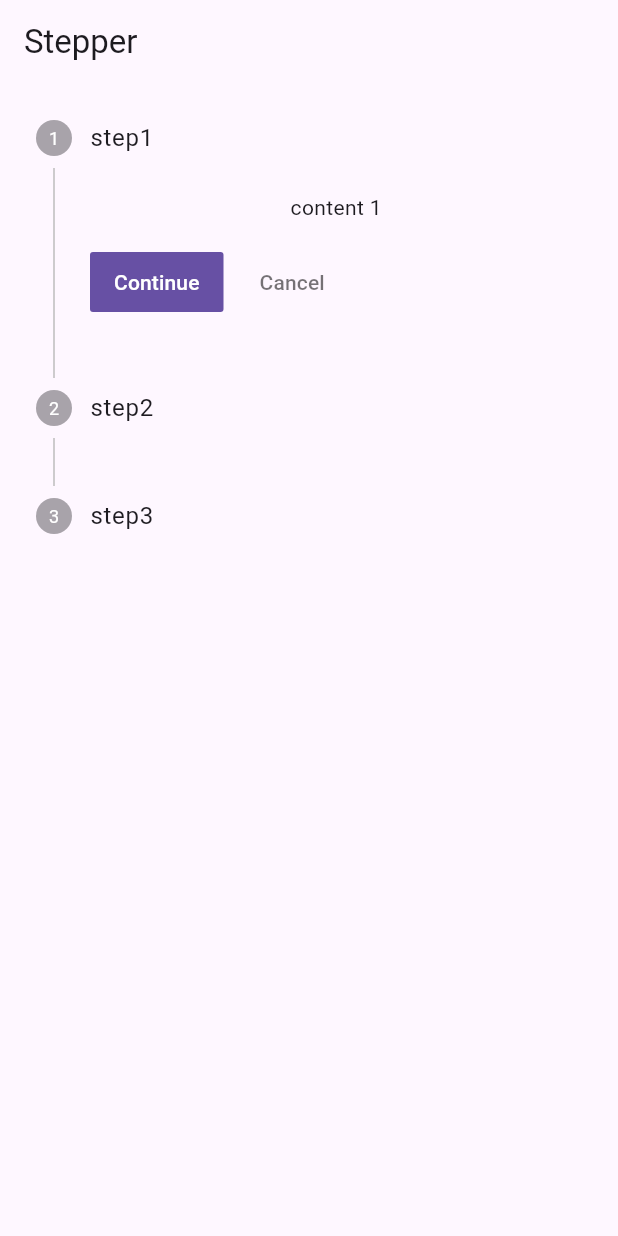
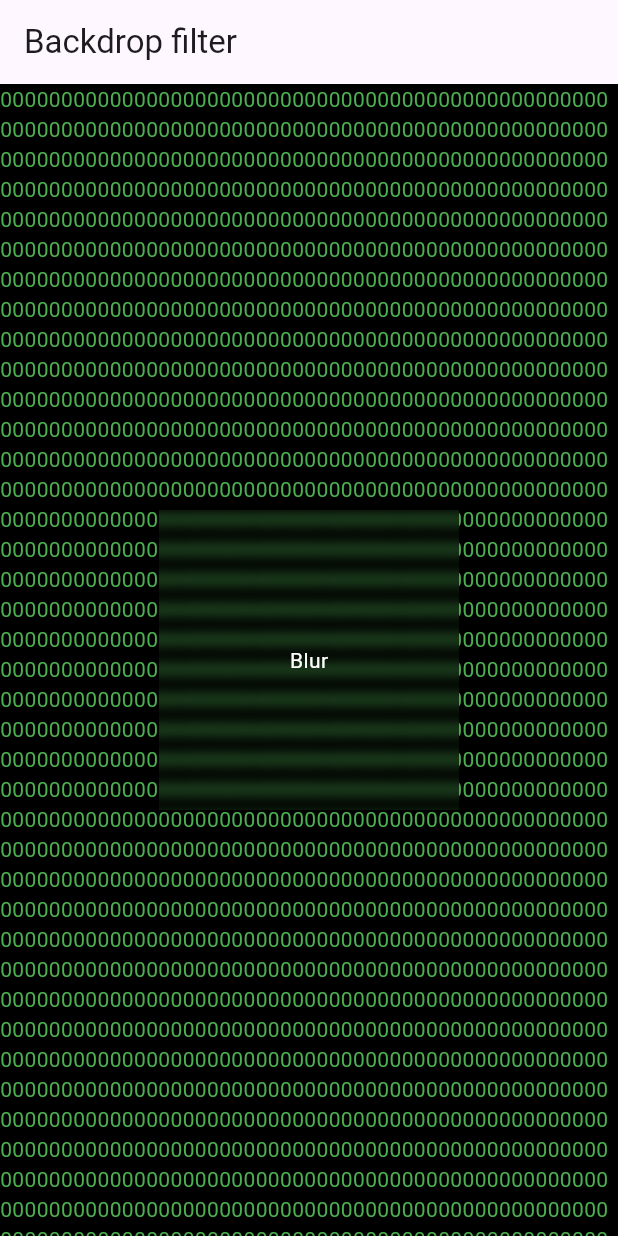
Before and after one commit to alishermamirov/flutter_widgets, a Flutter app: the screen it shows after launch, on a phone screen of 412 x 824 dp. Run offline on Flutter 3.47's test engine with Material 3 defaults, Android fonts, the phone set to English and light mode, and no system bars.

Commit message:
backdrop filter added

```diff
--- /dev/null
+++ b/lib/backdropfilter.dart
@@ -0,0 +1,44 @@
+import 'dart:ui';
+
+import 'package:flutter/material.dart';
+
+class Backdropfilter extends StatelessWidget {
+  const Backdropfilter({super.key});
+
+  @override
+  Widget build(BuildContext context) {
+    return Scaffold(
+      backgroundColor: Colors.black,
+      appBar: AppBar(
+        title: const Text("Backdrop filter"),
+      ),
+      body: Stack(
+        children: [
+          Text(
+            "0" * 10000,
+            style: const TextStyle(color: Colors.green),
+          ),
+          Center(
+            child: ClipRect(
+              child: BackdropFilter(
+                filter: ImageFilter.blur(sigmaX: 4.0, sigmaY: 4.0),
+                child: SizedBox(
+                  width: 200,
+                  height: 200,
+                  child: const Center(
+                    child: Text(
+                      "Blur",
+                      style: TextStyle(
+                        color: Colors.white,
+                      ),
+                    ),
+                  ),
+                ),
+              ),
+            ),
+          ),
+        ],
+      ),
+    );
+  }
+}
--- a/lib/main.dart
+++ b/lib/main.dart
@@ -1,6 +1,6 @@
 import 'package:flutter/material.dart';
+import 'package:flutter_widgets/backdropfilter.dart';
 import 'package:flutter_widgets/stepper_widget.dart';
-
 
 void main() {
   runApp(const MyApp());
@@ -13,7 +13,7 @@ class MyApp extends StatelessWidget {
   Widget build(BuildContext context) {
     return MaterialApp(
       debugShowCheckedModeBanner: false,
-      home: StepperWidget(),
+      home: Backdropfilter(),
     );
   }
 }
--- a/lib/stepper_widget.dart
+++ b/lib/stepper_widget.dart
@@ -13,38 +13,40 @@ class _StepperWidgetState extends State<StepperWidget> {
   Widget build(BuildContext context) {
     return Scaffold(
       appBar: AppBar(
-        title: Text("Stepper"),
+        title: const Text("Stepper"),
       ),
-      body: Stepper(
-        steps: [
-          Step(
-            title: Text("step1"),
-            content: Text("content 1"),
-          ),
-          Step(
-            title: Text("step2"),
-            content: Text("content 2"),
-          ),
-          Step(
-            title: Text("step3"),
-            content: Text("content 3"),
-          ),
-        ],
-        currentStep: currentIndex,
-        onStepContinue: () {
-          if (currentIndex != 2) {
-            setState(() {
-              currentIndex++;
-            });
-          }
-        },onStepCancel: () {
-          if (currentIndex != 0) {
-            setState(() {
-              currentIndex--;
-            });
-          }
-        },
-      ),
+      // body: Stepper(
+      //   steps: const [
+      //     Step(
+      //       title: Text("step1"),
+      //       content: Text("content 1"),
+      //     ),
+      //     Step(
+      //       title: Text("step2"),
+      //       content: Text("content 2"),
+      //     ),
+      //     Step(
+      //       title: Text("step3"),
+      //       content: Text("content 3"),
+      //     ),
+      //   ],
+      //   currentStep: currentIndex,
+      //   onStepContinue: () {
+      //     if (currentIndex != 2) {
+      //       setState(() {
+      //         currentIndex++;
+      //       });
+      //     }
+      //   },onStepCancel: () {
+      //     if (currentIndex != 0) {
+      //       setState(() {
+      //         currentIndex--;
+      //       });
+      //     }
+      //   },
+      // ),
+
+
     );
   }
 }
```
